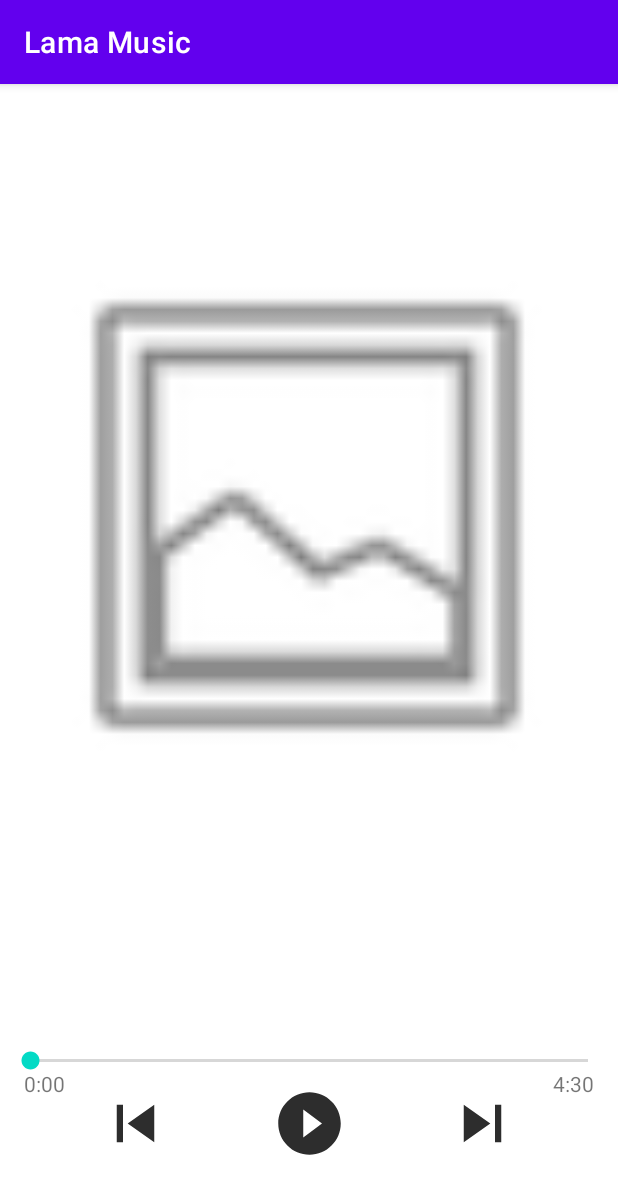
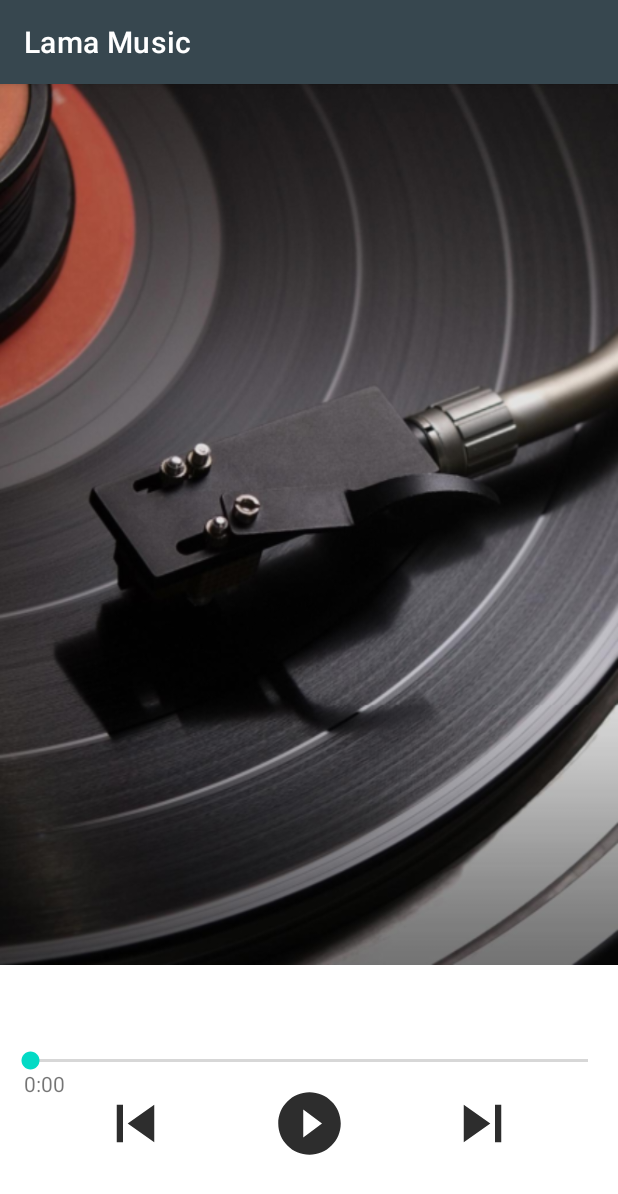
Before and after one commit to DenisChuev/MPlayer, an Android app: the PlayerActivity screen opened directly, with no data from a screen before it, on a phone screen of 412 x 824 dp. Shown: the top 1194 px of the screen. Run offline under Robolectric (Android 15) with nearby library versions, the phone set to English and light mode, and no system bars.

Commit message:
add black theme

```diff
--- a/app/src/main/AndroidManifest.xml
+++ b/app/src/main/AndroidManifest.xml
@@ -20,18 +20,16 @@
             android:name=".StartupActivity"
             android:exported="true"
             android:theme="@style/SplashTheme">
-
+        </activity>
+        <activity
+            android:name=".MainActivity"
+            android:exported="true">
             <intent-filter>
                 <action android:name="android.intent.action.MAIN" />
 
                 <category android:name="android.intent.category.LAUNCHER" />
             </intent-filter>
         </activity>
-        <activity
-            android:name=".MainActivity"
-            android:exported="true">
-
-        </activity>
     </application>
 
 </manifest>
--- a/app/src/main/res/layout/activity_main.xml
+++ b/app/src/main/res/layout/activity_main.xml
@@ -5,6 +5,7 @@
 
     <androidx.recyclerview.widget.RecyclerView
         android:id="@+id/rv_sounds"
+        android:background="#62727b"
         android:layout_width="match_parent"
         android:layout_height="match_parent" />
 
--- a/app/src/main/res/layout/activity_player.xml
+++ b/app/src/main/res/layout/activity_player.xml
@@ -59,7 +59,6 @@
         android:layout_width="wrap_content"
         android:layout_height="wrap_content"
         android:layout_marginEnd="16dp"
-        android:text="4:30"
         app:layout_constraintBottom_toTopOf="@+id/skip_next_btn"
         app:layout_constraintEnd_toEndOf="parent"
         app:layout_constraintTop_toBottomOf="@+id/seek_bar" />
@@ -68,18 +67,20 @@
         android:id="@+id/song_name"
         android:layout_width="wrap_content"
         android:layout_height="wrap_content"
-        android:layout_marginStart="16dp"
+        android:layout_margin="16dp"
         android:text="Song name"
         app:layout_constraintBottom_toTopOf="@+id/seek_bar"
         app:layout_constraintStart_toStartOf="parent" />
 
     <ImageView
         android:id="@+id/imageView4"
-        android:layout_width="377dp"
-        android:layout_height="544dp"
-        android:layout_marginStart="16dp"
-        android:layout_marginTop="16dp"
-        app:layout_constraintStart_toStartOf="parent"
-        app:layout_constraintTop_toTopOf="parent"
-        app:srcCompat="@android:drawable/ic_menu_gallery" />
+        android:layout_width="match_parent"
+        android:layout_height="wrap_content"
+        android:adjustViewBounds="true"
+        android:layout_marginBottom="16dp"
+        android:scaleType="fitXY"
+        android:src="@drawable/lama_music_default"
+        app:layout_constraintBottom_toTopOf="@+id/song_name"
+        app:layout_constraintEnd_toEndOf="parent"
+        app:layout_constraintStart_toStartOf="parent" />
 </androidx.constraintlayout.widget.ConstraintLayout>
--- a/app/src/main/res/layout/recyclerview_row.xml
+++ b/app/src/main/res/layout/recyclerview_row.xml
@@ -1,6 +1,5 @@
 <?xml version="1.0" encoding="utf-8"?>
-<LinearLayout
-    xmlns:android="http://schemas.android.com/apk/res/android"
+<LinearLayout xmlns:android="http://schemas.android.com/apk/res/android"
     android:layout_width="match_parent"
     android:layout_height="wrap_content"
     android:orientation="horizontal"
@@ -8,9 +7,10 @@
 
     <TextView
         android:id="@+id/sound_name"
-        android:gravity="center_vertical"
         android:layout_width="match_parent"
         android:layout_height="50dp"
-        android:textSize="20sp"/>
+        android:gravity="center_vertical"
+        android:textColor="@color/white"
+        android:textSize="20sp" />
 
 </LinearLayout>
--- a/app/src/main/res/values/themes.xml
+++ b/app/src/main/res/values/themes.xml
@@ -2,9 +2,9 @@
     <!-- Base application theme. -->
     <style name="Theme.MPlayer" parent="Theme.MaterialComponents.DayNight.DarkActionBar">
         <!-- Primary brand color. -->
-        <item name="colorPrimary">@color/purple_500</item>
-        <item name="colorPrimaryVariant">@color/purple_700</item>
-        <item name="colorOnPrimary">@color/white</item>
+        <item name="colorPrimary">#37474f</item>
+        <item name="colorPrimaryVariant">#62727b</item>
+        <item name="colorOnPrimary">#ffffff</item>
         <!-- Secondary brand color. -->
         <item name="colorSecondary">@color/teal_200</item>
         <item name="colorSecondaryVariant">@color/teal_700</item>
@@ -14,4 +14,9 @@
         <!-- Customize your theme here. -->
     </style>
 
+
+    <color name="primaryColor">#37474f</color>
+    <color name="primaryLightColor">#62727b</color>
+    <color name="primaryDarkColor">#102027</color>
+    <color name="primaryTextColor">#ffffff</color>
 </resources>
```
Also changed, not shown: app/src/main/res/drawable/lama_music_default.png (added), 1 other file.
